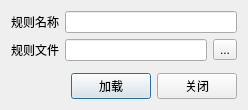
First picture: the form in ui/load_rule_dialog.ui, repository shampoo6/TooMuchLeft, before the edit.
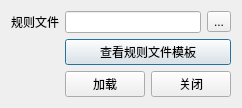
Second picture: the form after the edit.

The edit to the form file:
```diff
--- a/ui/load_rule_dialog.ui
+++ b/ui/load_rule_dialog.ui
@@ -6,32 +6,34 @@
    <rect>
     <x>0</x>
     <y>0</y>
-    <width>238</width>
-    <height>108</height>
+    <width>236</width>
+    <height>106</height>
    </rect>
   </property>
+  <property name="sizePolicy">
+   <sizepolicy hsizetype="Fixed" vsizetype="Fixed">
+    <horstretch>0</horstretch>
+    <verstretch>0</verstretch>
+   </sizepolicy>
+  </property>
+  <property name="maximumSize">
+   <size>
+    <width>236</width>
+    <height>106</height>
+   </size>
+  </property>
   <property name="windowTitle">
    <string>加载规则</string>
   </property>
   <layout class="QFormLayout" name="formLayout">
    <item row="0" column="0">
-    <widget class="QLabel" name="label_2">
-     <property name="text">
-      <string>规则名称</string>
-     </property>
-    </widget>
-   </item>
-   <item row="0" column="1">
-    <widget class="QLineEdit" name="ruleNameEdit"/>
-   </item>
-   <item row="1" column="0">
     <widget class="QLabel" name="label">
      <property name="text">
       <string>规则文件</string>
      </property>
     </widget>
    </item>
-   <item row="1" column="1">
+   <item row="0" column="1">
     <layout class="QHBoxLayout" name="horizontalLayout">
      <item>
       <widget class="QLineEdit" name="ruleFilePathEdit">
@@ -49,16 +51,17 @@
      </item>
     </layout>
    </item>
+   <item row="1" column="1">
+    <widget class="QPushButton" name="viewTemplateButton">
+     <property name="text">
+      <string>查看规则文件模板</string>
+     </property>
+    </widget>
+   </item>
    <item row="2" column="1">
-    <layout class="QVBoxLayout" name="verticalLayout" stretch="1,0">
+    <layout class="QVBoxLayout" name="verticalLayout" stretch="0">
      <item>
-      <widget class="QWidget" name="widget_2" native="true"/>
-     </item>
-     <item>
-      <layout class="QHBoxLayout" name="horizontalLayout_2" stretch="1,0,0">
-       <item>
-        <widget class="QWidget" name="widget" native="true"/>
-       </item>
+      <layout class="QHBoxLayout" name="horizontalLayout_2" stretch="0,0">
        <item>
         <widget class="QPushButton" name="loadButton">
          <property name="text">
```
